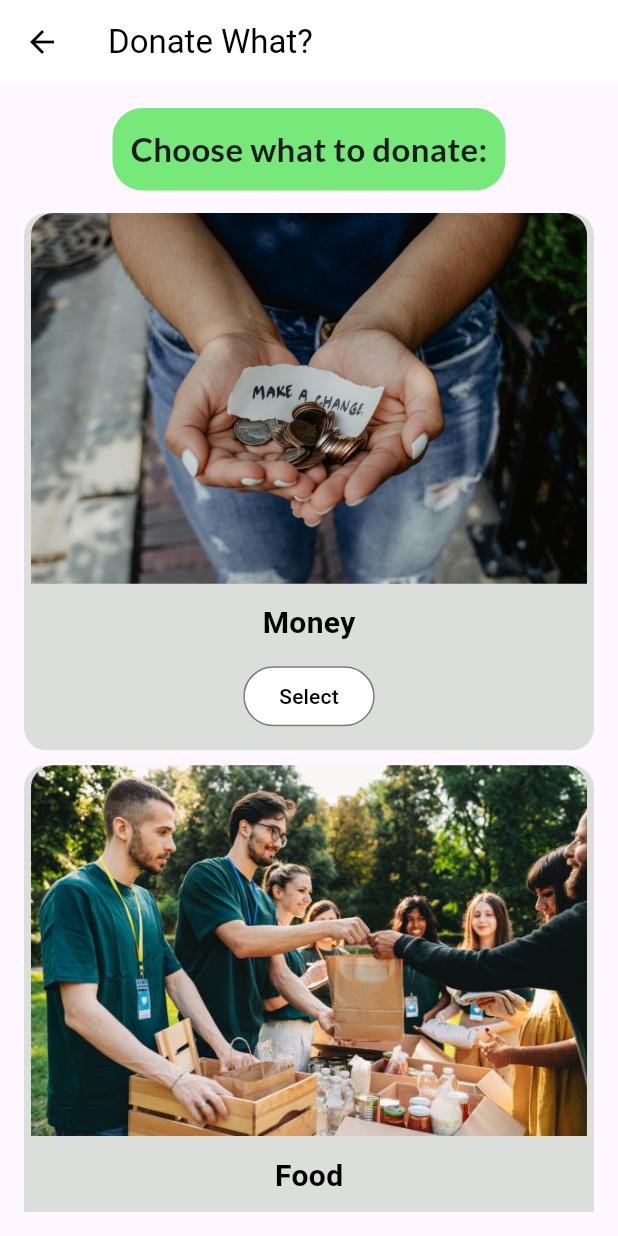
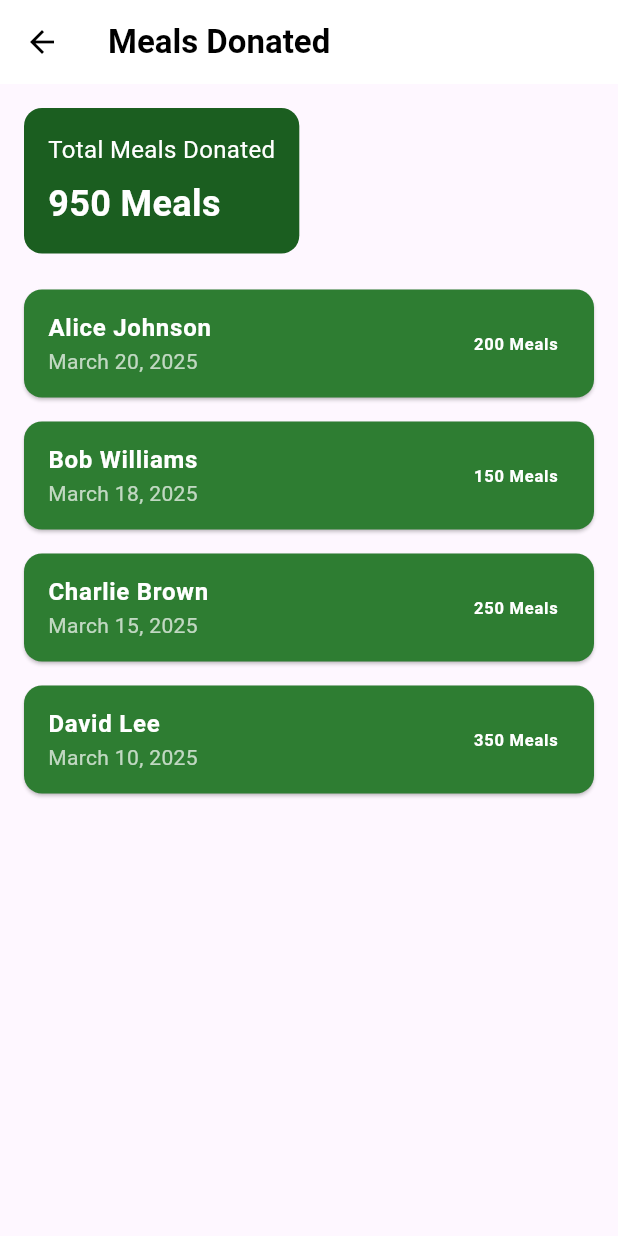
Before and after one commit to GithubAnant/Hand2Hand, a Flutter app: the screen it shows after launch, after a tap on "View Details", on a phone screen of 412 x 824 dp. Run offline on Flutter 3.47's test engine with Material 3 defaults, Android fonts, the phone set to English and light mode, and no system bars.

Commit message:
transaction pages added

```diff
--- a/lib/elements/profile.dart
+++ b/lib/elements/profile.dart
@@ -1,4 +1,5 @@
 import 'package:flutter/material.dart';
+import 'package:hand2hand/donate_what.dart';
 import 'package:hand2hand/elements/your_impact.dart';
 
 class ProfilePage extends StatefulWidget {
@@ -50,9 +51,9 @@ class _ProfilePageState extends State<ProfilePage> {
 
           SizedBox(height: 20),
 
-          YourImpact(heroText: '90 Meals', headingText: 'Meals Donated'),
+          YourImpact(heroText: '90 Meals', headingText: 'Meals Donated', detailsWidget: DonateWhat(),),
           SizedBox(height: MediaQuery.of(context).size.height * 0.015),
-          YourImpact(heroText: '₹6500', headingText: 'Funds Donated'),
+          YourImpact(heroText: '₹6500', headingText: 'Funds Donated', detailsWidget: DonateWhat(),),
 
           // Options List
           Expanded(
--- a/lib/elements/your_impact.dart
+++ b/lib/elements/your_impact.dart
@@ -5,11 +5,12 @@ class YourImpact extends StatelessWidget {
   const YourImpact({
     super.key,
     required this.heroText,
-    required this.headingText,
+    required this.headingText, required this.detailsWidget,
   });
 
   final String heroText;
   final String headingText;
+  final Widget detailsWidget;
 
   @override
   Widget build(BuildContext context) {
@@ -70,7 +71,7 @@ class YourImpact extends StatelessWidget {
                     onPressed: () {
                       Navigator.push(
                         context,
-                        MaterialPageRoute(builder: (context) => DonateWhat()),
+                        MaterialPageRoute(builder: (context) => detailsWidget),
                       );
                     },
                     style: TextButton.styleFrom(
--- a/lib/landing pages/ngo_landing_page.dart
+++ b/lib/landing pages/ngo_landing_page.dart
@@ -3,6 +3,8 @@ import 'package:hand2hand/elements/donate_now_card.dart';
 import 'package:hand2hand/elements/heading_title.dart';
 import 'package:hand2hand/elements/your_impact.dart';
 import 'package:hand2hand/elements/profile.dart';
+import 'package:hand2hand/transacting_meals.dart';
+import 'package:hand2hand/transaction_money.dart';
 
 class NgoLandingPage extends StatefulWidget {
   const NgoLandingPage({super.key});
@@ -87,9 +89,9 @@ class _NgoLandingPageState extends State<NgoLandingPage> {
           SizedBox(height: MediaQuery.of(context).size.height * 0.01),
           // Text('Meals Provided', style: TextStyle(fontSize: 20)),
           SizedBox(height: MediaQuery.of(context).size.height * 0.01),
-          YourImpact(heroText: '950 Meals Donated', headingText: 'Meals Provided',),
+          YourImpact(heroText: '950 Meals Donated', headingText: 'Meals Provided', detailsWidget: TransactionMeals(),),
           SizedBox(height: MediaQuery.of(context).size.height * 0.015),
-          YourImpact(heroText: '₹65000 Secured', headingText: 'Funds Raised',)
+          YourImpact(heroText: '₹65000 Secured', headingText: 'Funds Raised', detailsWidget: TransactionPage(),)
         ],
       ),
     );
--- a/lib/main.dart
+++ b/lib/main.dart
@@ -16,7 +16,6 @@ class Hand2Hand extends StatelessWidget {
   @override
   Widget build(BuildContext context) {
     return MaterialApp(
-
       debugShowCheckedModeBanner: false,
       home: NgoLandingPage(),
     );
--- /dev/null
+++ b/lib/transacting_meals.dart
@@ -0,0 +1,70 @@
+import 'package:flutter/material.dart';
+
+class TransactionMeals extends StatelessWidget {
+  const TransactionMeals({super.key});
+
+  @override
+  Widget build(BuildContext context) {
+    dynamic totalMeals = 950;
+    return Scaffold(
+      appBar: AppBar(
+        title: Text('Meals Donated', style: TextStyle(fontWeight: FontWeight.bold)),
+        backgroundColor: Colors.white,
+        foregroundColor: Colors.black,
+      ),
+      body: Padding(
+        padding: EdgeInsets.all(16.0),
+        child: Column(
+          crossAxisAlignment: CrossAxisAlignment.start,
+          children: [
+            Container(
+              padding: EdgeInsets.all(16),
+              decoration: BoxDecoration(
+                color: Colors.green[900],
+                borderRadius: BorderRadius.circular(12),
+              ),
+              child: Column(
+                crossAxisAlignment: CrossAxisAlignment.start,
+                children: [
+                  Text('Total Meals Donated', style: TextStyle(color: Colors.white, fontSize: 16)),
+                  SizedBox(height: 8),
+                  Text('$totalMeals Meals',
+                      style: TextStyle(color: Colors.white, fontSize: 24, fontWeight: FontWeight.bold)),
+                ],
+              ),
+            ),
+            SizedBox(height: 16),
+            Expanded(
+              child: ListView.builder(
+                itemCount: meals.length,
+                itemBuilder: (context, index) {
+                  final meal = meals[index];
+                  totalMeals += meal['count'];
+                  return Card(
+                    color: Colors.green[800],
+                    margin: EdgeInsets.symmetric(vertical: 8),
+                    shape: RoundedRectangleBorder(borderRadius: BorderRadius.circular(12)),
+                    child: ListTile(
+                      title: Text(meal['donor'] ?? 'Anonymous',
+                          style: TextStyle(color: Colors.white, fontWeight: FontWeight.bold)),
+                      subtitle: Text(meal['date'] ?? 'Unknown Date', style: TextStyle(color: Colors.white70)),
+                      trailing: Text('${meal['count']} Meals',
+                          style: TextStyle(color: Colors.white, fontWeight: FontWeight.bold)),
+                    ),
+                  );
+                },
+              ),
+            ),
+          ],
+        ),
+      ),
+    );
+  }
+}
+
+final List<Map<String, dynamic>> meals = [
+  {'donor': 'Alice Johnson', 'count': 200, 'date': 'March 20, 2025'},
+  {'donor': 'Bob Williams', 'count': 150, 'date': 'March 18, 2025'},
+  {'donor': 'Charlie Brown', 'count': 250, 'date': 'March 15, 2025'},
+  {'donor': 'David Lee', 'count': 350, 'date': 'March 10, 2025'},
+];
```
Also changed, not shown: lib/transaction_money.dart (added, +75 -0 lines).
